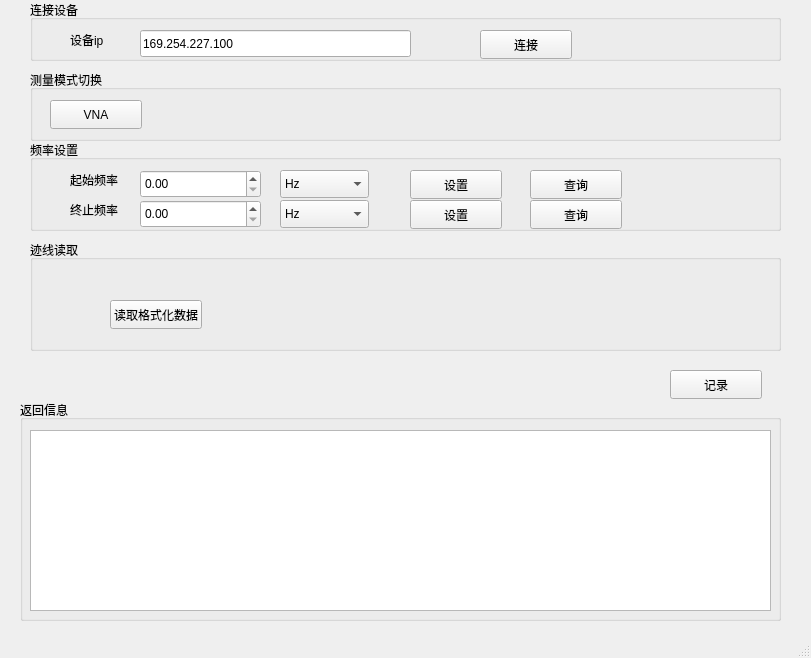
Old version of the form mainwindow.ui in the repository J4nnA/janna_51.
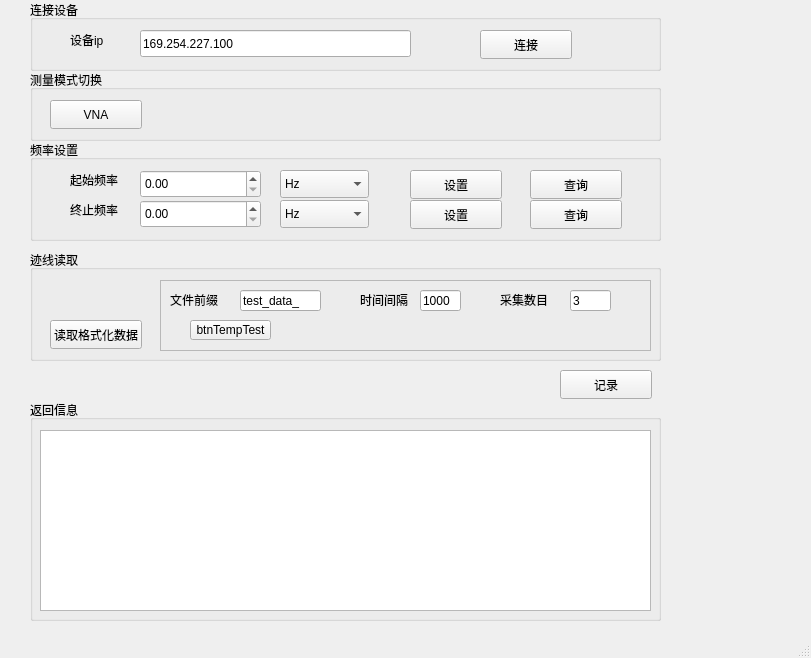
New version of the form.

Commit message: 文件保存已整理好

```diff
--- a/mainwindow.ui
+++ b/mainwindow.ui
@@ -19,7 +19,7 @@
      <rect>
       <x>30</x>
       <y>70</y>
-      <width>751</width>
+      <width>631</width>
       <height>71</height>
      </rect>
     </property>
@@ -45,8 +45,8 @@
      <rect>
       <x>30</x>
       <y>0</y>
-      <width>751</width>
-      <height>61</height>
+      <width>631</width>
+      <height>71</height>
      </rect>
     </property>
     <property name="title">
@@ -95,9 +95,9 @@
    <widget class="QGroupBox" name="groupBox_2">
     <property name="geometry">
      <rect>
-      <x>20</x>
+      <x>30</x>
       <y>400</y>
-      <width>761</width>
+      <width>631</width>
       <height>221</height>
      </rect>
     </property>
@@ -109,7 +109,7 @@
       <rect>
        <x>10</x>
        <y>30</y>
-       <width>741</width>
+       <width>611</width>
        <height>181</height>
       </rect>
      </property>
@@ -118,7 +118,7 @@
    <widget class="QPushButton" name="btnCore">
     <property name="geometry">
      <rect>
-      <x>670</x>
+      <x>560</x>
       <y>370</y>
       <width>92</width>
       <height>29</height>
@@ -133,8 +133,8 @@
      <rect>
       <x>30</x>
       <y>140</y>
-      <width>751</width>
-      <height>91</height>
+      <width>631</width>
+      <height>101</height>
      </rect>
     </property>
     <property name="title">
@@ -303,8 +303,8 @@
     <property name="geometry">
      <rect>
       <x>30</x>
-      <y>240</y>
-      <width>751</width>
+      <y>250</y>
+      <width>631</width>
       <height>111</height>
      </rect>
     </property>
@@ -314,8 +314,8 @@
     <widget class="QPushButton" name="btnReadFormatData">
      <property name="geometry">
       <rect>
-       <x>80</x>
-       <y>60</y>
+       <x>20</x>
+       <y>70</y>
        <width>92</width>
        <height>29</height>
       </rect>
@@ -324,6 +324,113 @@
       <string>读取格式化数据</string>
      </property>
     </widget>
+    <widget class="QFrame" name="frame">
+     <property name="geometry">
+      <rect>
+       <x>130</x>
+       <y>30</y>
+       <width>491</width>
+       <height>71</height>
+      </rect>
+     </property>
+     <property name="frameShape">
+      <enum>QFrame::StyledPanel</enum>
+     </property>
+     <property name="frameShadow">
+      <enum>QFrame::Raised</enum>
+     </property>
+     <widget class="QPushButton" name="btnTempTest">
+      <property name="geometry">
+       <rect>
+        <x>30</x>
+        <y>40</y>
+        <width>81</width>
+        <height>20</height>
+       </rect>
+      </property>
+      <property name="text">
+       <string>btnTempTest</string>
+      </property>
+     </widget>
+     <widget class="QLineEdit" name="leCollectNum">
+      <property name="geometry">
+       <rect>
+        <x>410</x>
+        <y>10</y>
+        <width>41</width>
+        <height>21</height>
+       </rect>
+      </property>
+      <property name="text">
+       <string>3</string>
+      </property>
+     </widget>
+     <widget class="QLabel" name="label_13">
+      <property name="geometry">
+       <rect>
+        <x>340</x>
+        <y>10</y>
+        <width>51</width>
+        <height>20</height>
+       </rect>
+      </property>
+      <property name="text">
+       <string>采集数目</string>
+      </property>
+     </widget>
+     <widget class="QLineEdit" name="leTimeInterval">
+      <property name="geometry">
+       <rect>
+        <x>260</x>
+        <y>10</y>
+        <width>41</width>
+        <height>21</height>
+       </rect>
+      </property>
+      <property name="text">
+       <string>1000</string>
+      </property>
+     </widget>
+     <widget class="QLabel" name="label_10">
+      <property name="geometry">
+       <rect>
+        <x>200</x>
+        <y>10</y>
+        <width>51</width>
+        <height>20</height>
+       </rect>
+      </property>
+      <property name="text">
+       <string>时间间隔</string>
+      </property>
+     </widget>
+     <widget class="QLineEdit" name="leFilePrefix">
+      <property name="geometry">
+       <rect>
+        <x>80</x>
+        <y>10</y>
+        <width>81</width>
+        <height>21</height>
+       </rect>
+      </property>
+      <property name="text">
+       <string>test_data_</string>
+      </property>
+     </widget>
+     <widget class="QLabel" name="label_12">
+      <property name="geometry">
+       <rect>
+        <x>10</x>
+        <y>10</y>
+        <width>51</width>
+        <height>20</height>
+       </rect>
+      </property>
+      <property name="text">
+       <string>文件前缀</string>
+      </property>
+     </widget>
+    </widget>
    </widget>
   </widget>
   <widget class="QMenuBar" name="menubar">
```
The commit also changes 3 other files.
